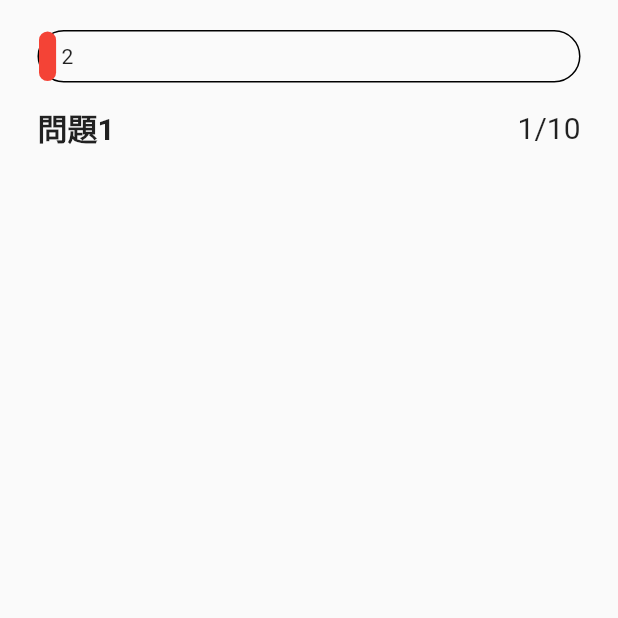
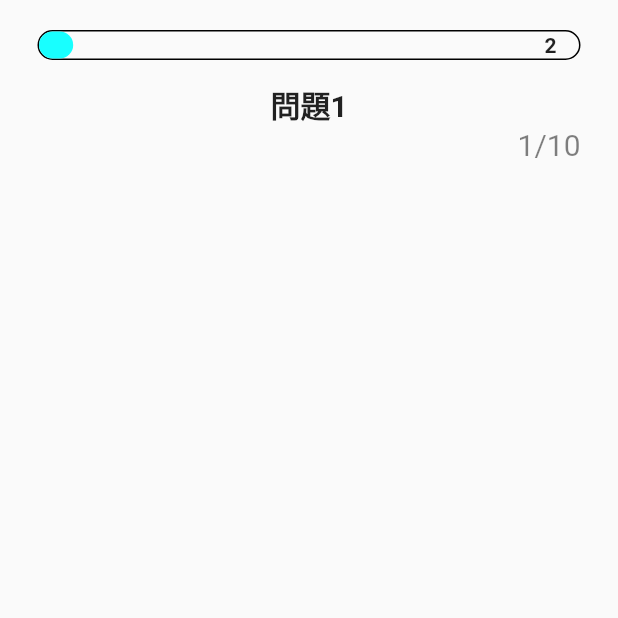
Before and after one commit to tomohiro1024/flutter_football, a Flutter app: the Body screen opened directly, on a phone screen of 412 x 824 dp, the top half of it. Run offline on Flutter 3.47's test engine with Material 2 defaults, Android fonts, the phone set to English and light mode, and no system bars; our stand-ins replace get.

Commit message:
UI修正

```diff
--- a/lib/controllers/question_controller.dart
+++ b/lib/controllers/question_controller.dart
@@ -12,7 +12,7 @@ class QuestionController extends GetxController
   @override
   void onInit() {
     _animationController =
-        AnimationController(duration: const Duration(seconds: 60), vsync: this);
+        AnimationController(duration: const Duration(seconds: 30), vsync: this);
 
     _animation = Tween<double>(begin: 0, end: 1).animate(_animationController)
       ..addListener(() {
--- a/lib/screens/quiz/components/body.dart
+++ b/lib/screens/quiz/components/body.dart
@@ -18,20 +18,21 @@ class Body extends StatelessWidget {
               const SizedBox(height: 20),
               const ProgressBar(),
               const SizedBox(height: 15),
+              Text(
+                "問題1",
+                style: TextStyle(
+                  fontSize: 20.0,
+                  fontWeight: FontWeight.bold,
+                ),
+              ),
               Row(
                 children: [
-                  Text(
-                    "問題1",
-                    style: TextStyle(
-                      fontSize: 20.0,
-                      fontWeight: FontWeight.bold,
-                    ),
-                  ),
                   Spacer(),
                   Text(
                     "1/10",
                     style: TextStyle(
                       fontSize: 20.0,
+                      color: Colors.black.withOpacity(0.5),
                     ),
                   ),
                 ],
--- a/lib/screens/quiz/components/progress_bar.dart
+++ b/lib/screens/quiz/components/progress_bar.dart
@@ -1,5 +1,3 @@
-
-
 import 'package:flutter/material.dart';
 import 'package:get/get_state_manager/get_state_manager.dart';
 
@@ -14,7 +12,7 @@ class ProgressBar extends StatelessWidget {
   Widget build(BuildContext context) {
     return Container(
       width: double.infinity,
-      height: 35,
+      height: 20,
       decoration: BoxDecoration(
         border: Border.all(),
         borderRadius: BorderRadius.circular(20),
@@ -28,7 +26,7 @@ class ProgressBar extends StatelessWidget {
                   builder: (context, constraints) => Container(
                     width: constraints.maxWidth * controller.animation.value,
                     decoration: BoxDecoration(
-                    color: Colors.red,
+                      color: Colors.cyanAccent,
                       borderRadius: BorderRadius.circular(50),
                     ),
                   ),
@@ -37,15 +35,20 @@ class ProgressBar extends StatelessWidget {
                     child: Padding(
                   padding: const EdgeInsets.symmetric(horizontal: 15),
                   child: Row(
+                    mainAxisAlignment: MainAxisAlignment.end,
                     children: [
-                    Text("${(controller.animation.value * 60).round()}"),
+                      Text(
+                        "${(controller.animation.value * 30).round()}",
+                        style: const TextStyle(
+                          fontWeight: FontWeight.bold,
+                        ),
+                      ),
                     ],
                   ),
                 ))
               ],
             );
-        }
-      ),
+          }),
     );
   }
 }
```
Lines whose indentation alone changed are shown as unchanged.
